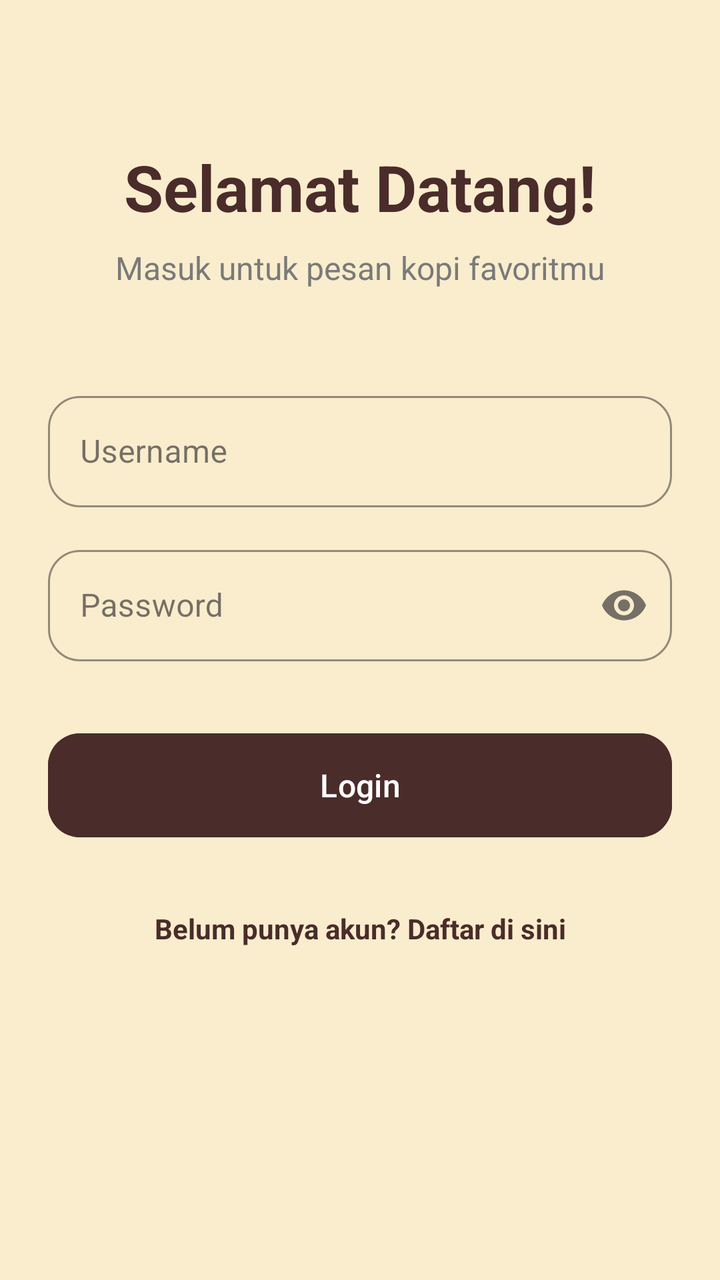
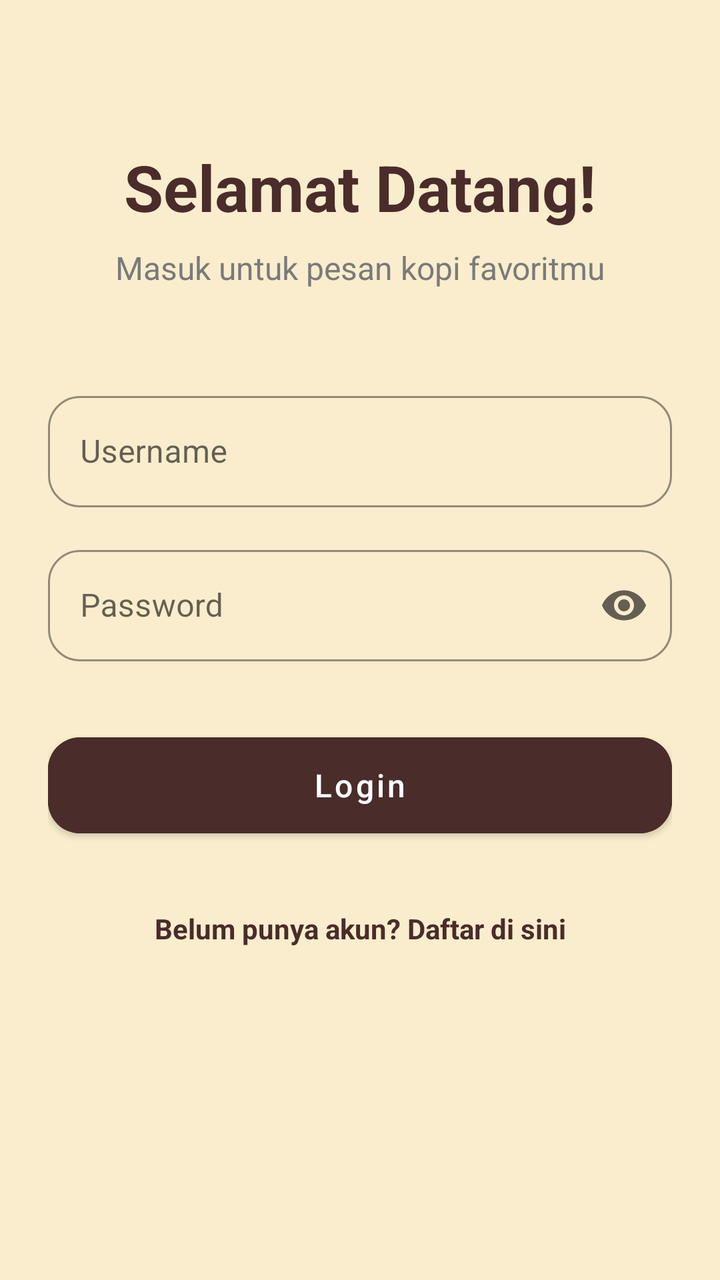

An Android layout rendered at two revisions. The XML below is the earlier revision; the diff shows what the commit changed to produce the second picture.
<!-- AndroidManifest.xml: application theme Theme.KopiDanNyemil -->
<!-- res/layout/activity_login.xml -->
<?xml version="1.0" encoding="utf-8"?>
<androidx.constraintlayout.widget.ConstraintLayout xmlns:android="http://schemas.android.com/apk/res/android"
    xmlns:app="http://schemas.android.com/apk/res-auto"
    xmlns:tools="http://schemas.android.com/tools"
    android:layout_width="match_parent"
    android:layout_height="match_parent"
    android:background="@color/background"
    android:padding="24dp"
    tools:context=".activities.LoginActivity">

    <TextView
        android:id="@+id/tvWelcome"
        android:layout_width="wrap_content"
        android:layout_height="wrap_content"
        android:layout_marginTop="48dp"
        android:text="Selamat Datang!"
        android:textColor="@color/primary"
        android:textSize="32sp"
        android:textStyle="bold"
        app:layout_constraintEnd_toEndOf="parent"
        app:layout_constraintStart_toStartOf="parent"
        app:layout_constraintTop_toTopOf="parent" />

    <TextView
        android:id="@+id/tvSubWelcome"
        android:layout_width="wrap_content"
        android:layout_height="wrap_content"
        android:layout_marginTop="8dp"
        android:text="Masuk untuk pesan kopi favoritmu"
        android:textColor="@color/text_secondary"
        android:textSize="16sp"
        app:layout_constraintEnd_toEndOf="parent"
        app:layout_constraintStart_toStartOf="parent"
        app:layout_constraintTop_toBottomOf="@+id/tvWelcome" />

    
    <com.google.android.material.textfield.TextInputLayout
        android:id="@+id/tilUsername"
        style="@style/Widget.MaterialComponents.TextInputLayout.OutlinedBox"
        android:layout_width="match_parent"
        android:layout_height="wrap_content"
        android:layout_marginTop="48dp"
        android:hint="Username"
        app:boxCornerRadiusBottomEnd="16dp"
        app:boxCornerRadiusBottomStart="16dp"
        app:boxCornerRadiusTopEnd="16dp"
        app:boxCornerRadiusTopStart="16dp"
        app:boxStrokeColor="@color/primary"
        app:layout_constraintTop_toBottomOf="@+id/tvSubWelcome">

        <com.google.android.material.textfield.TextInputEditText
            android:layout_width="match_parent"
            android:layout_height="wrap_content"
            android:inputType="text" />
    </com.google.android.material.textfield.TextInputLayout>

    
    <com.google.android.material.textfield.TextInputLayout
        android:id="@+id/tilPassword"
        style="@style/Widget.MaterialComponents.TextInputLayout.OutlinedBox"
        android:layout_width="match_parent"
        android:layout_height="wrap_content"
        android:layout_marginTop="16dp"
        android:hint="Password"
        app:boxCornerRadiusBottomEnd="16dp"
        app:boxCornerRadiusBottomStart="16dp"
        app:boxCornerRadiusTopEnd="16dp"
        app:boxCornerRadiusTopStart="16dp"
        app:boxStrokeColor="@color/primary"
        app:endIconMode="password_toggle"
        app:layout_constraintTop_toBottomOf="@+id/tilUsername">

        <com.google.android.material.textfield.TextInputEditText
            android:layout_width="match_parent"
            android:layout_height="wrap_content"
            android:inputType="textPassword" />
    </com.google.android.material.textfield.TextInputLayout>

    
    <com.google.android.material.button.MaterialButton
        android:id="@+id/btnLogin"
        android:layout_width="match_parent"
        android:layout_height="60dp"
        android:layout_marginTop="32dp"
        android:backgroundTint="@color/primary"
        android:text="Login"
        android:textAllCaps="false"
        android:textColor="@color/white"
        android:textSize="16sp"
        app:cornerRadius="16dp"
        app:layout_constraintTop_toBottomOf="@+id/tilPassword" />

    
    <TextView
        android:id="@+id/tvGoToRegister"
        android:layout_width="wrap_content"
        android:layout_height="wrap_content"
        android:layout_marginTop="24dp"
        android:padding="8dp"
        android:text="Belum punya akun? Daftar di sini"
        android:textColor="@color/primary"
        android:textStyle="bold"
        app:layout_constraintEnd_toEndOf="parent"
        app:layout_constraintStart_toStartOf="parent"
        app:layout_constraintTop_toBottomOf="@+id/btnLogin" />

</androidx.constraintlayout.widget.ConstraintLayout>
<!-- resources referenced by this layout -->
<resources>
  <color name="background">#FAEDCD</color>
  <color name="primary">#4A2C2A</color>
  <color name="text_secondary">#7A7A7A</color>
  <color name="white">#FFFFFF</color>
  <style name="Theme.KopiDanNyemil" parent="Base.Theme.KopiDanNyemil" />
  <style name="Base.Theme.KopiDanNyemil" parent="Theme.Material3.DayNight.NoActionBar">
          
          
      </style>
</resources>

<!-- the commit's change to res/layout/activity_login.xml (unified diff, before → after) -->
@@ -41,6 +41,7 @@
         android:layout_height="wrap_content"
         android:layout_marginTop="48dp"
         android:hint="Username"
+        app:hintTextColor="@color/text_secondary"
         app:boxCornerRadiusBottomEnd="16dp"
         app:boxCornerRadiusBottomStart="16dp"
         app:boxCornerRadiusTopEnd="16dp"
@@ -49,6 +50,7 @@
         app:layout_constraintTop_toBottomOf="@+id/tvSubWelcome">
 
         <com.google.android.material.textfield.TextInputEditText
+            android:id="@+id/etUsername"
             android:layout_width="match_parent"
             android:layout_height="wrap_content"
             android:inputType="text" />
@@ -62,6 +64,7 @@
         android:layout_height="wrap_content"
         android:layout_marginTop="16dp"
         android:hint="Password"
+        app:hintTextColor="@color/text_secondary"
         app:boxCornerRadiusBottomEnd="16dp"
         app:boxCornerRadiusBottomStart="16dp"
         app:boxCornerRadiusTopEnd="16dp"
@@ -71,6 +74,7 @@
         app:layout_constraintTop_toBottomOf="@+id/tilUsername">
 
         <com.google.android.material.textfield.TextInputEditText
+            android:id="@+id/etPassword"
             android:layout_width="match_parent"
             android:layout_height="wrap_content"
             android:inputType="textPassword" />
<!-- resource entries referenced after the edit -->
@@ -5,9 +5,23 @@
   <color name="text_secondary">#7A7A7A</color>
   <color name="white">#FFFFFF</color>
   <style name="Theme.KopiDanNyemil" parent="Base.Theme.KopiDanNyemil" />
-  <style name="Base.Theme.KopiDanNyemil" parent="Theme.Material3.DayNight.NoActionBar">
+  <style name="Base.Theme.KopiDanNyemil" parent="Theme.MaterialComponents.DayNight.NoActionBar">
+  
           
+          <item name="colorPrimary">@color/primary</item>
+          <item name="colorPrimaryVariant">@color/primary</item>
+          <item name="colorOnPrimary">@color/white</item>
+  
+          <item name="colorSecondary">@color/secondary</item>
+          <item name="colorSecondaryVariant">@color/secondary</item>
+          <item name="colorOnSecondary">@color/primary</item>
+  
           
+          <item name="android:statusBarColor">@color/background</item>
+          <item name="android:windowLightStatusBar">true</item>
+  
+          <item name="android:textColorHint">@color/text_secondary</item>
       </style>
+  <color name="secondary">#D4A373</color>
 </resources>
 
